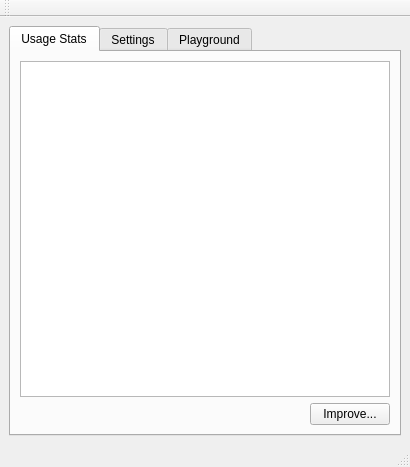
Old version of the form ui/Ui_UserWindow.ui in the repository arnm/accipiokey.
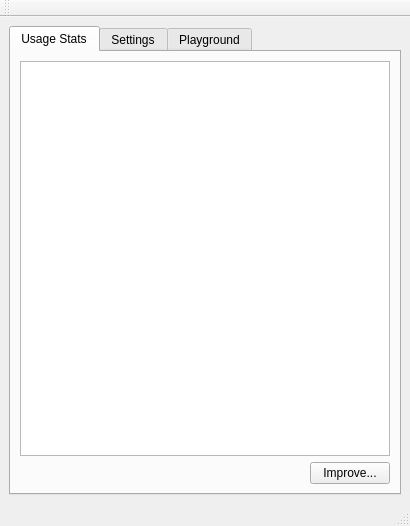
New version of the form.

What changed in the file:
```diff
--- a/ui/Ui_UserWindow.ui
+++ b/ui/Ui_UserWindow.ui
@@ -7,7 +7,7 @@
     <x>0</x>
     <y>0</y>
     <width>410</width>
-    <height>467</height>
+    <height>526</height>
    </rect>
   </property>
   <property name="windowTitle">
```
